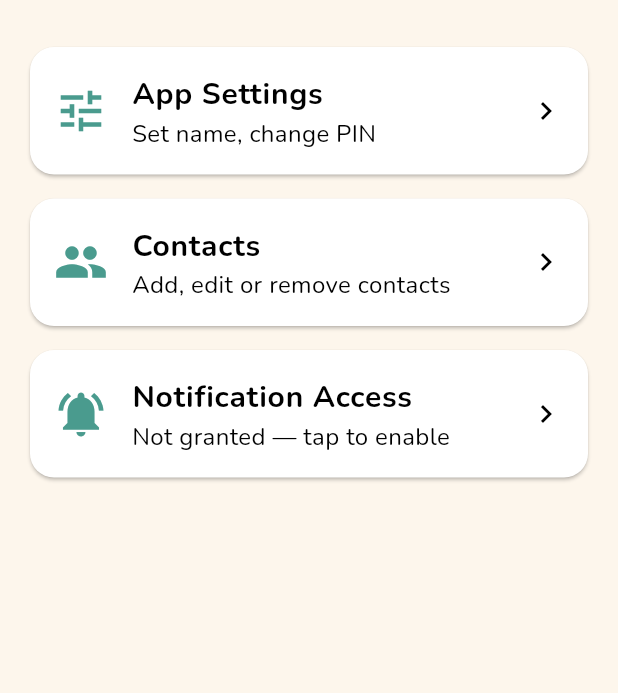
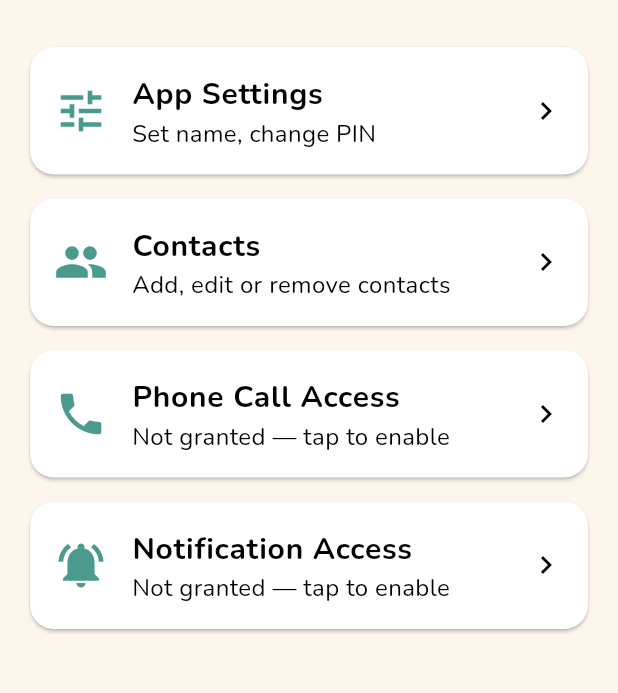
Before and after one commit to MJMaster91/ClaudeProjects, a Flutter app: the SetupScreen screen opened directly, after a tap on "Notification Access", on a phone screen of 412 x 824 dp, the part 67-760 px from its top. Run offline on Flutter 3.47's test engine with Material 3 defaults, Android fonts, the phone set to English and light mode, and no system bars; our stand-ins replace flutter_riverpod, google_fonts, image_picker, shared_preferences, sqflite; missing offline and left inert: notification_listener_service; accounts and stored records are empty; network calls fail; statements that could not run were skipped.

Commit message:
Messages screen redesign + direct calling + permission setup
- Messages screen now matches home screen layout: shared ClockHeader
  (message icon), live clock with greeting, teal bottom nav bar
  (Contacts / Setup buttons)
- ClockHeader extracted to lib/widgets/clock_header.dart (shared by
  both screens)
- Direct phone calls via ACTION_CALL instead of opening the dialer;
  CALL_PHONE runtime permission handled in MainActivity with pending
  call queued until grant
- tel: scheme added to AndroidManifest <queries>; contact_tile switches
  from canLaunchUrl to MethodChannel makeDirectCall
- Setup screen: Phone Call Access tile mirrors Notification Access tile
  (green check when granted, in-app permission dialog on tap)

Co-Authored-By: Claude Sonnet 4.6 <noreply@anthropic.com>

```diff
--- a/elder_aid/lib/screens/home_screen.dart
+++ b/elder_aid/lib/screens/home_screen.dart
@@ -2,6 +2,7 @@ import 'dart:async';
 import 'package:flutter/material.dart';
 import 'package:flutter_riverpod/flutter_riverpod.dart';
 import '../widgets/contact_tile.dart';
+import '../widgets/clock_header.dart';
 import '../providers/contacts_provider.dart';
 import '../providers/settings_provider.dart';
 import 'messages_screen.dart';
@@ -78,7 +79,7 @@ class _HomeScreenState extends ConsumerState<HomeScreen> {
         body: SafeArea(
           child: Column(
             children: [
-              _ClockHeader(
+              ClockHeader(
                 time: _formatTime(_now),
                 date: _formatDate(_now),
                 greeting: _buildGreeting(name, _now.hour),
@@ -121,68 +122,6 @@ class _HomeScreenState extends ConsumerState<HomeScreen> {
             context,
             MaterialPageRoute(builder: (_) => const SetupGate()),
           ),
-        ),
-      ),
-    );
-  }
-}
-
-class _ClockHeader extends StatelessWidget {
-  final String time;
-  final String date;
-  final String? greeting;
-  const _ClockHeader(
-      {required this.time, required this.date, this.greeting});
-
-  @override
-  Widget build(BuildContext context) {
-    return Container(
-      width: double.infinity,
-      padding: const EdgeInsets.fromLTRB(16, 24, 16, 12),
-      child: IntrinsicHeight(
-        child: Row(
-          crossAxisAlignment: CrossAxisAlignment.stretch,
-          children: [
-            Container(
-              width: 72,
-              decoration: BoxDecoration(
-                color: const Color(0xFF4A9B8E),
-                borderRadius: BorderRadius.circular(16),
-              ),
-              child: const Icon(Icons.phone, size: 40, color: Colors.white),
-            ),
-            const SizedBox(width: 20),
-            Expanded(
-              child: Column(
-                mainAxisSize: MainAxisSize.min,
-                crossAxisAlignment: CrossAxisAlignment.start,
-                children: [
-                  Text(
-                    time,
-                    style: const TextStyle(
-                      fontSize: 72,
-                      fontWeight: FontWeight.bold,
-                      color: Color(0xFF2C2C2C),
-                      height: 1,
-                    ),
-                  ),
-                  const SizedBox(height: 4),
-                  Text(
-                    date,
-                    style: const TextStyle(fontSize: 20, color: Color(0xFF6B6B6B)),
-                  ),
-                  if (greeting != null) ...[
-                    const SizedBox(height: 4),
-                    Text(
-                      greeting!,
-                      style: const TextStyle(
-                          fontSize: 20, color: Color(0xFF6B6B6B)),
-                    ),
-                  ],
-                ],
-              ),
-            ),
-          ],
         ),
       ),
     );
--- a/elder_aid/lib/screens/setup/setup_screen.dart
+++ b/elder_aid/lib/screens/setup/setup_screen.dart
@@ -6,6 +6,8 @@ import '../../theme/app_theme.dart';
 import '../../providers/contacts_provider.dart';
 import 'contacts_manager_screen.dart';
 import 'app_settings_screen.dart';
+
+const _settingsChannel = MethodChannel('com.elderaid/settings');
 
 class SetupScreen extends ConsumerStatefulWidget {
   const SetupScreen({super.key});
@@ -17,12 +19,14 @@ class SetupScreen extends ConsumerStatefulWidget {
 class _SetupScreenState extends ConsumerState<SetupScreen>
     with WidgetsBindingObserver {
   bool _notificationGranted = false;
+  bool _callGranted = false;
 
   @override
   void initState() {
     super.initState();
     WidgetsBinding.instance.addObserver(this);
     _checkNotificationAccess();
+    _checkCallPermission();
   }
 
   @override
@@ -33,13 +37,21 @@ class _SetupScreenState extends ConsumerState<SetupScreen>
 
   @override
   void didChangeAppLifecycleState(AppLifecycleState state) {
-    if (state == AppLifecycleState.resumed) _checkNotificationAccess();
+    if (state == AppLifecycleState.resumed) {
+      _checkNotificationAccess();
+      _checkCallPermission();
+    }
   }
 
   Future<void> _checkNotificationAccess() async {
+    final granted = await NotificationListenerService.isPermissionGranted();
+    if (mounted) setState(() => _notificationGranted = granted);
+  }
+
+  Future<void> _checkCallPermission() async {
     final granted =
-        await NotificationListenerService.isPermissionGranted();
-    if (mounted) setState(() => _notificationGranted = granted);
+        await _settingsChannel.invokeMethod<bool>('checkCallPermission') ?? false;
+    if (mounted) setState(() => _callGranted = granted);
   }
 
   void _goHome() {
@@ -86,6 +98,24 @@ class _SetupScreenState extends ConsumerState<SetupScreen>
             ),
             const SizedBox(height: 8),
             _SetupTile(
+              icon: Icons.phone,
+              title: 'Phone Call Access',
+              subtitle: _callGranted
+                  ? 'Granted — contacts can be called directly'
+                  : 'Not granted — tap to enable',
+              trailing: _callGranted
+                  ? const Icon(Icons.check_circle,
+                      color: Color(0xFF25D366), size: 28)
+                  : const Icon(Icons.chevron_right),
+              onTap: () async {
+                if (_callGranted) return;
+                final granted =
+                    await _settingsChannel.invokeMethod<bool>('requestCallPermission') ?? false;
+                if (mounted) setState(() => _callGranted = granted);
+              },
+            ),
+            const SizedBox(height: 8),
+            _SetupTile(
               icon: Icons.notifications_active,
               title: 'Notification Access',
               subtitle: _notificationGranted
@@ -96,8 +126,7 @@ class _SetupScreenState extends ConsumerState<SetupScreen>
                       color: Color(0xFF25D366), size: 28)
                   : const Icon(Icons.chevron_right),
               onTap: () async {
-                const ch = MethodChannel('com.elderaid/settings');
-                await ch.invokeMethod('openNotificationListenerSettings');
+                await _settingsChannel.invokeMethod('openNotificationListenerSettings');
               },
             ),
           ],
--- /dev/null
+++ b/elder_aid/lib/widgets/clock_header.dart
@@ -0,0 +1,71 @@
+import 'package:flutter/material.dart';
+
+class ClockHeader extends StatelessWidget {
+  final String time;
+  final String date;
+  final String? greeting;
+  final IconData icon;
+
+  const ClockHeader({
+    super.key,
+    required this.time,
+    required this.date,
+    this.greeting,
+    this.icon = Icons.phone,
+  });
+
+  @override
+  Widget build(BuildContext context) {
+    return Container(
+      width: double.infinity,
+      padding: const EdgeInsets.fromLTRB(16, 24, 16, 12),
+      child: IntrinsicHeight(
+        child: Row(
+          crossAxisAlignment: CrossAxisAlignment.stretch,
+          children: [
+            Container(
+              width: 72,
+              decoration: BoxDecoration(
+                color: const Color(0xFF4A9B8E),
+                borderRadius: BorderRadius.circular(16),
+              ),
+              child: Icon(icon, size: 40, color: Colors.white),
+            ),
+            const SizedBox(width: 20),
+            Expanded(
+              child: Column(
+                mainAxisSize: MainAxisSize.min,
+                crossAxisAlignment: CrossAxisAlignment.start,
+                children: [
+                  Text(
+                    time,
+                    style: const TextStyle(
+                      fontSize: 72,
+                      fontWeight: FontWeight.bold,
+                      color: Color(0xFF2C2C2C),
+                      height: 1,
+                    ),
+                  ),
+                  const SizedBox(height: 4),
+                  Text(
+                    date,
+                    style: const TextStyle(
+                        fontSize: 20, color: Color(0xFF6B6B6B)),
+                  ),
+                  if (greeting != null) ...[
+                    const SizedBox(height: 4),
+                    Text(
+                      greeting!,
+                      style: const TextStyle(
+                          fontSize: 20, color: Color(0xFF6B6B6B)),
+                    ),
+                  ],
+                ],
+              ),
+            ),
+          ],
+        ),
+      ),
+    );
+  }
+}
```
Also changed, not shown: elder_aid/lib/screens/messages_screen.dart (+122 -18 lines), elder_aid/lib/widgets/contact_tile.dart (+5 -5 lines), 2 other files.
